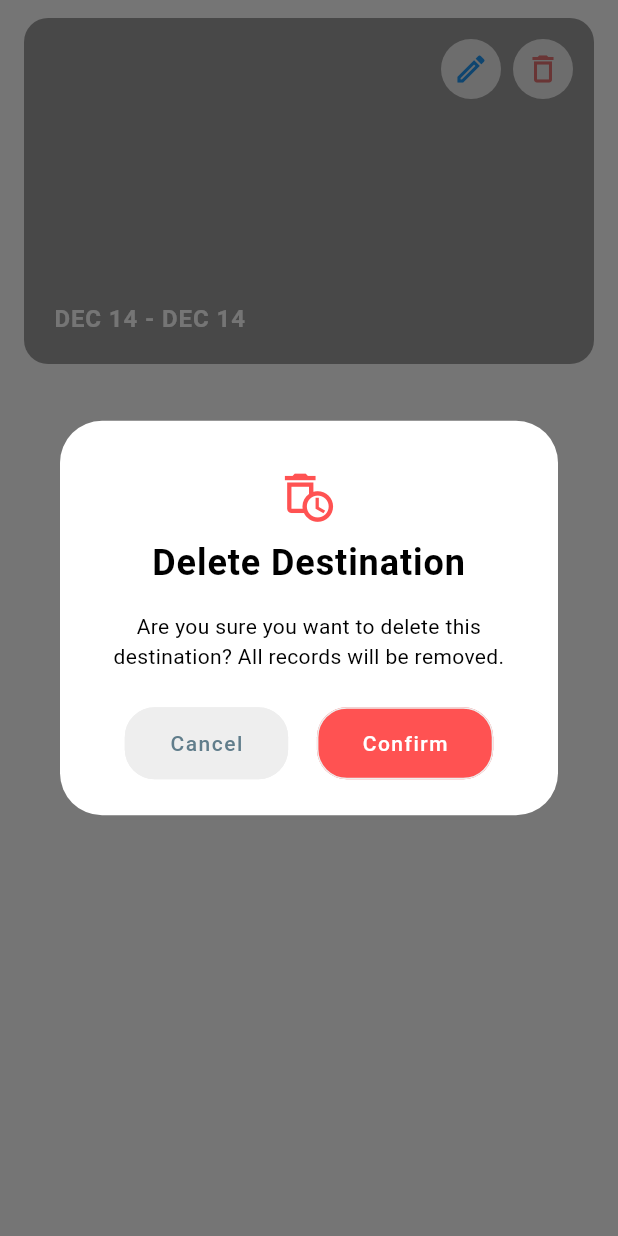
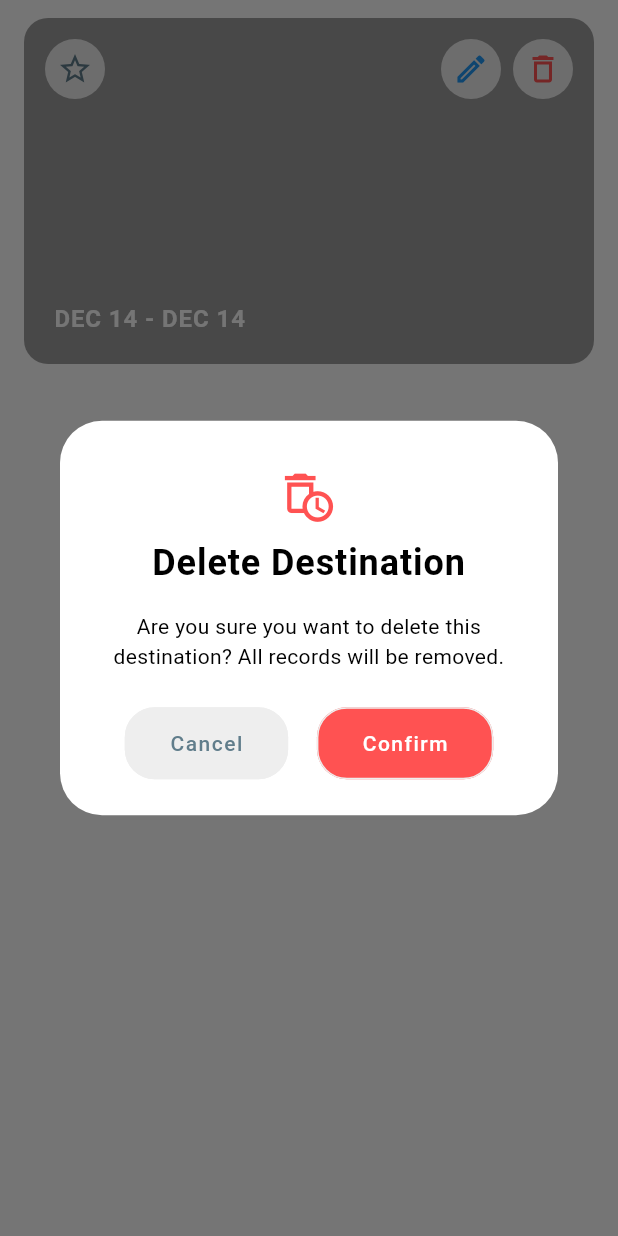
Before and after one commit to seraaaaaaaa/travel_notebook_app, a Flutter app: the DestinationCard widget shown alone on an empty page, opened directly with empty values, after a tap on the "delete outline" icon, on a phone screen of 412 x 824 dp. Run offline on Flutter 3.47's test engine with Material 3 defaults, Android fonts, the phone set to English and light mode, and no system bars; our stand-ins replace fl_chart, flutter_bloc, flutter_svg, image_picker, mask_text_input_formatter, percent_indicator and 2 more; accounts and stored records are empty.

Commit message:
Add error message widget and pin destination feature

```diff
--- a/lib/blocs/destination/destination_service.dart
+++ b/lib/blocs/destination/destination_service.dart
@@ -8,7 +8,8 @@ class DestinationService {
 
   Future<List<Destination>> readAllDestinations() async {
     final db = await _databaseHelper.database;
-    const orderBy = '${DestinationField.destinationId} DESC';
+    const orderBy =
+        '${DestinationField.isPin} DESC, ${DestinationField.destinationId} DESC';
     final result = await db.query(DestinationField.tableName, orderBy: orderBy);
 
     return result.map((json) => Destination.fromJson(json)).toList();
--- a/lib/screens/destination/widgets/destination_card.dart
+++ b/lib/screens/destination/widgets/destination_card.dart
@@ -13,12 +13,14 @@ class DestinationCard extends StatelessWidget {
   final Destination destination;
   final String ownCurrency;
   final Function() onDelete;
+  final Function() onPin;
 
   const DestinationCard({
     super.key,
     required this.destination,
     required this.ownCurrency,
     required this.onDelete,
+    required this.onPin,
   });
 
   @override
@@ -43,7 +45,7 @@ class DestinationCard extends StatelessWidget {
         height: size.height * .28,
         margin: const EdgeInsets.symmetric(horizontal: kPadding, vertical: 12),
         decoration: BoxDecoration(
-          color: Colors.grey.shade500,
+          color: kGreyColor.shade500,
           borderRadius: BorderRadius.circular(kPadding),
           image: destination.imgPath.isEmpty
               ? null
@@ -60,15 +62,27 @@ class DestinationCard extends StatelessWidget {
             children: [
               Expanded(
                 child: Row(
-                  mainAxisAlignment: MainAxisAlignment.end,
+                  mainAxisAlignment: MainAxisAlignment.spaceBetween,
                   crossAxisAlignment: CrossAxisAlignment.start,
+                  children: [
+                    IconButton(
+                      onPressed: onPin,
+                      icon: Icon(
+                        destination.isPin == 1 ? Icons.star : Icons.star_border,
+                        color: destination.isPin == 1
+                            ? kAmberColor
+                            : kSecondaryColor,
+                      ),
+                    ),
+                    Row(
                       children: [
                         IconButton(
                             onPressed: () {
                               Navigator.push(
                                   context,
                                   MaterialPageRoute(
-                                  builder: (context) => DestinationDetailPage(
+                                      builder: (context) =>
+                                          DestinationDetailPage(
                                             destination: destination,
                                             ownCurrency: ownCurrency,
                                           )));
@@ -100,8 +114,11 @@ class DestinationCard extends StatelessWidget {
                           },
                           icon: Icon(
                             Icons.delete_outline,
-                          color: Colors.red.shade300,
-                        )),
+                            color: kRedColor,
+                          ),
+                        ),
+                      ],
+                    ),
                   ],
                 ),
               ),
--- a/lib/screens/expense/all_expense.dart
+++ b/lib/screens/expense/all_expense.dart
@@ -3,6 +3,7 @@ import 'package:flutter_bloc/flutter_bloc.dart';
 import 'package:travel_notebook/blocs/expense/expense_bloc.dart';
 import 'package:travel_notebook/blocs/expense/expense_event.dart';
 import 'package:travel_notebook/blocs/expense/expense_state.dart';
+import 'package:travel_notebook/components/error_msg.dart';
 import 'package:travel_notebook/themes/constants.dart';
 import 'package:travel_notebook/models/destination/destination_model.dart';
 import 'package:travel_notebook/models/expense/expense_model.dart';
@@ -142,7 +143,10 @@ class _AllExpensePageState extends State<AllExpensePage> {
                       },
                     );
             } else if (state is ExpenseError) {
-              return Center(child: Text(state.message));
+              return ErrorMsg(
+                msg: state.message,
+                onTryAgain: () => Navigator.pop(context),
+              );
             }
             return Container();
           },
--- a/lib/screens/todo/todo_list.dart
+++ b/lib/screens/todo/todo_list.dart
@@ -5,6 +5,7 @@ import 'package:travel_notebook/blocs/destination/destination_state.dart';
 import 'package:travel_notebook/blocs/todo/todo_bloc.dart';
 import 'package:travel_notebook/blocs/todo/todo_event.dart';
 import 'package:travel_notebook/blocs/todo/todo_state.dart';
+import 'package:travel_notebook/components/error_msg.dart';
 import 'package:travel_notebook/models/destination/destination_model.dart';
 import 'package:travel_notebook/models/todo/enum/todo_category.dart';
 import 'package:travel_notebook/models/todo/todo_model.dart';
@@ -162,7 +163,10 @@ class _TodoListState extends State<TodoList> {
                                 }),
                               );
                       } else if (state is TodoError) {
-                        return Center(child: Text(state.message));
+                        return ErrorMsg(
+                          msg: state.message,
+                          onTryAgain: () => _refreshPage(),
+                        );
                       }
                       return Container();
                     },
```
Also changed, not shown: lib/components/error_msg.dart (added, +61 -0 lines), lib/screens/destination/all_destination.dart (+17 -6 lines), assets/images/error.svg (added). Lines whose indentation alone changed are shown as unchanged.
